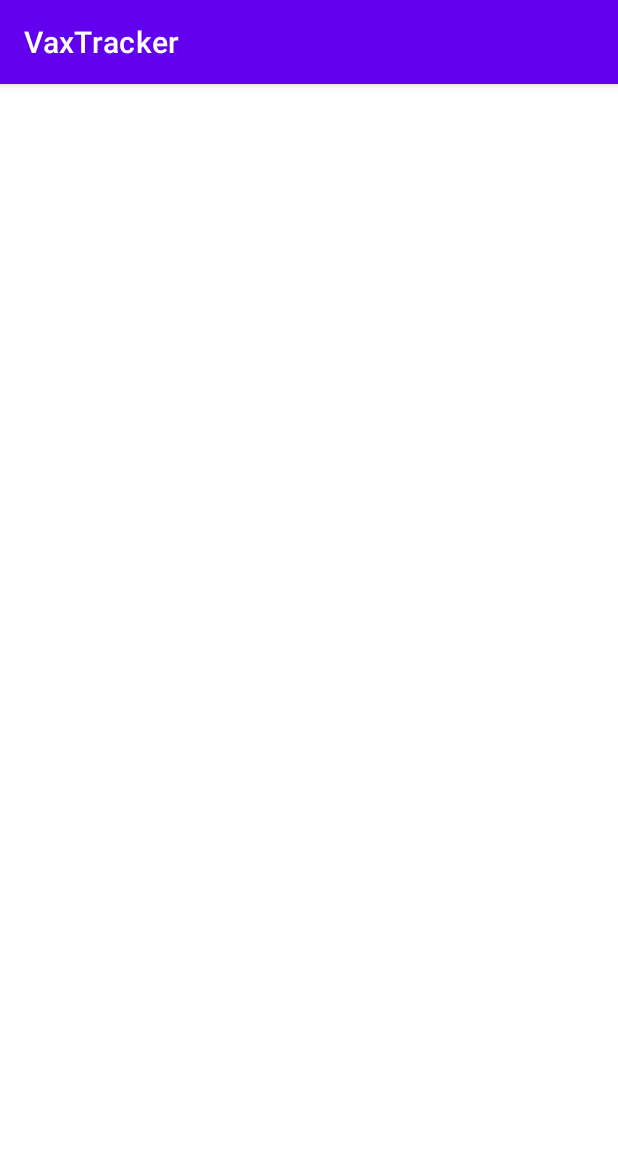
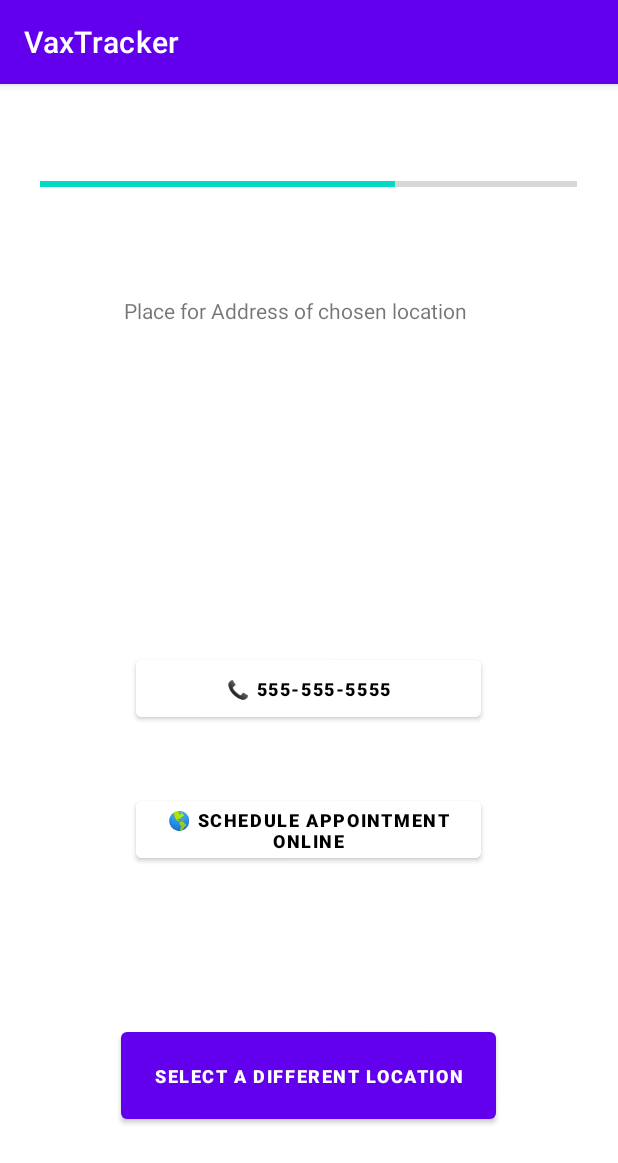
Before and after one commit to Team-Shots/VaxTracker, an Android app: the DetailsActivity screen opened directly, with no data from a screen before it, on a phone screen of 412 x 824 dp. Shown: the top 1163 px of the screen. Run offline under Robolectric (Android 15) with nearby library versions, the phone set to English and light mode, and no system bars.

Commit message:
added locations list, implemented phone/website fucntionality

```diff
--- a/app/src/main/java/com/hfad/vaxtracker/DetailsActivity.kt
+++ b/app/src/main/java/com/hfad/vaxtracker/DetailsActivity.kt
@@ -1,12 +1,10 @@
 package com.hfad.vaxtracker
 
-import androidx.appcompat.app.AppCompatActivity
-import android.content.Intent;
-
+import android.content.Intent
+import android.net.Uri
 import android.os.Bundle
 import android.widget.Button
-
-
+import androidx.appcompat.app.AppCompatActivity
 
 
 class DetailsActivity : AppCompatActivity() {
@@ -14,16 +12,26 @@ class DetailsActivity : AppCompatActivity() {
         super.onCreate(savedInstanceState)
         setContentView(R.layout.activity_details)
 
-        //val btnOpenFirstPage : Button = findViewById(R.id.button)
-        // btnOpenFirstPage.setOnClickListener {
-        // val intent = Intent(this, FirstPage :: class.java )
-        // startActivity(intent)
-        //  }
+        // view other locations button redirects back to the locations page
+        val viewOtherLocBtn : Button = findViewById(R.id.view_other_locations_button)
+        viewOtherLocBtn.setOnClickListener {
+            val intent = Intent(this, LocationsActivity :: class.java )
+            startActivity(intent)
+        }
 
-        //val btnOpenFourthPage: Button = findViewById(R.id.button2)
-        //btnOpenFourthPage.setOnClickListener {
-        //  val intent = Intent(this, ConnerPage :: class.java )
-        //startActivity(intent)
-        //}
+        // call location button sends intent to dial phone number
+        val callLocBtn: Button = findViewById(R.id.call_phone_button)
+        callLocBtn.setOnClickListener {
+            // because intent only dials the phone number in, it does not call permissions
+            val dialIntent = Intent(Intent.ACTION_DIAL, Uri.parse("tel: " + "555-555-5555"))
+            startActivity(dialIntent)
+        }
+
+        // visit website button sends intent to open a web browser
+        val visitWebsiteBtn: Button = findViewById(R.id.visit_website_button)
+        visitWebsiteBtn.setOnClickListener {
+            val browserIntent = Intent(Intent.ACTION_VIEW, Uri.parse("http://www.youtube.com"))
+            startActivity(browserIntent)
+        }
     }
 }
--- a/app/src/main/java/com/hfad/vaxtracker/MainActivity.kt
+++ b/app/src/main/java/com/hfad/vaxtracker/MainActivity.kt
@@ -6,6 +6,7 @@ import android.content.Intent
 
 import android.os.Bundle
 import android.widget.Button
+import android.widget.EditText
 
 class MainActivity : AppCompatActivity() {
     override fun onCreate(savedInstanceState: Bundle?) {
--- a/app/src/main/res/layout/activity_details.xml
+++ b/app/src/main/res/layout/activity_details.xml
@@ -1,6 +1,80 @@
 <?xml version="1.0" encoding="utf-8"?>
 <androidx.constraintlayout.widget.ConstraintLayout xmlns:android="http://schemas.android.com/apk/res/android"
-             android:layout_width="match_parent"
-             android:layout_height="match_parent">
+    xmlns:app="http://schemas.android.com/apk/res-auto"
+    xmlns:tools="http://schemas.android.com/tools"
+    android:layout_width="match_parent"
+    android:layout_height="match_parent"
+    tools:context=".DetailsActivity">
+
+    <ProgressBar
+        android:id="@+id/progressBar1"
+        style="?android:attr/progressBarStyleHorizontal"
+        android:layout_width="358dp"
+        android:layout_height="53dp"
+        android:layout_marginTop="40dp"
+        android:progress="66"
+        app:layout_constraintEnd_toEndOf="parent"
+        app:layout_constraintHorizontal_bias="0.49"
+        app:layout_constraintStart_toStartOf="parent"
+        app:layout_constraintTop_toTopOf="parent" />
+
+    <TextView
+        android:id="@+id/textView6"
+        android:layout_width="246dp"
+        android:layout_height="111dp"
+        android:layout_gravity="center"
+        android:layout_marginTop="48dp"
+        android:text="Place for Address of chosen location"
+        app:layout_constraintEnd_toEndOf="parent"
+        app:layout_constraintHorizontal_bias="0.496"
+        app:layout_constraintStart_toStartOf="parent"
+        app:layout_constraintTop_toBottomOf="@+id/progressBar1" />
+
+    <Button
+        android:id="@+id/visit_website_button"
+        android:layout_width="230dp"
+        android:layout_height="50dp"
+        android:layout_gravity="center"
+        android:layout_marginBottom="104dp"
+        android:backgroundTint="@color/white"
+        android:text="@string/ScheduleOnline"
+        android:textColor="@color/black"
+        android:textSize="12sp"
+        android:textStyle="bold"
+        app:layout_constraintBottom_toTopOf="@+id/view_other_locations_button"
+        app:layout_constraintEnd_toEndOf="parent"
+        app:layout_constraintHorizontal_bias="0.497"
+        app:layout_constraintStart_toStartOf="parent" />
+
+    <Button
+        android:id="@+id/call_phone_button"
+        android:layout_width="230dp"
+        android:layout_height="50dp"
+        android:layout_alignParentBottom="true"
+        android:layout_gravity="center"
+        android:layout_marginBottom="44dp"
+        android:backgroundTint="@color/white"
+        android:text="@string/PhoneNumber"
+        android:textColor="@color/black"
+        android:textSize="12sp"
+        android:textStyle="bold"
+        app:layout_constraintBottom_toTopOf="@+id/visit_website_button"
+        app:layout_constraintEnd_toEndOf="parent"
+        app:layout_constraintHorizontal_bias="0.497"
+        app:layout_constraintStart_toStartOf="parent" />
+
+    <Button
+        android:id="@+id/view_other_locations_button"
+        android:layout_width="250dp"
+        android:layout_height="70dp"
+        android:layout_gravity="center"
+        android:layout_marginBottom="72dp"
+        android:text="@string/SelectDifferentLocation"
+        android:textSize="12sp"
+        android:textStyle="bold"
+        app:layout_constraintBottom_toBottomOf="parent"
+        app:layout_constraintEnd_toEndOf="parent"
+        app:layout_constraintHorizontal_bias="0.496"
+        app:layout_constraintStart_toStartOf="parent" />
 
 </androidx.constraintlayout.widget.ConstraintLayout>
--- a/app/src/main/res/layout/activity_main.xml
+++ b/app/src/main/res/layout/activity_main.xml
@@ -55,7 +55,6 @@
         android:ems="10"
         android:hint="@string/zipcode_hint"
         android:inputType="textPersonName"
-        android:text="@string/zipcode"
         app:layout_constraintBottom_toBottomOf="parent"
         app:layout_constraintEnd_toEndOf="parent"
         app:layout_constraintStart_toStartOf="parent" />
```
Also changed, not shown: app/src/main/java/com/hfad/vaxtracker/LocationsActivity.kt (+28 -0 lines), app/src/main/res/layout/activity_locations.xml (+25 -13 lines), app/src/main/res/values/strings.xml (+10 -5 lines).
